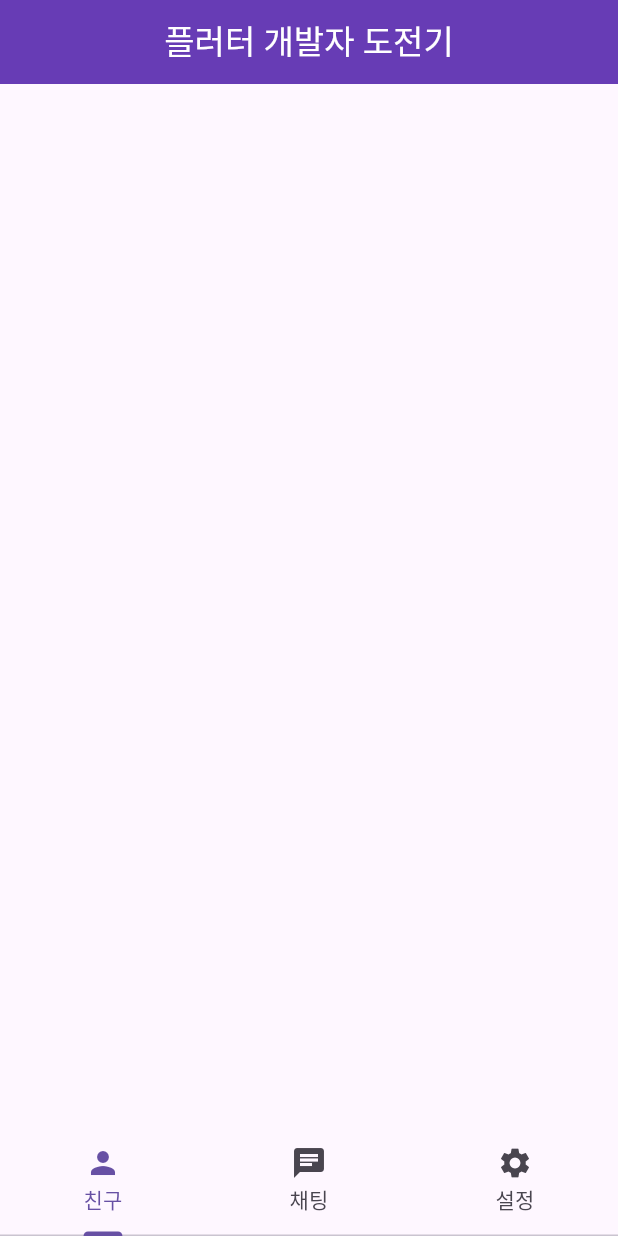
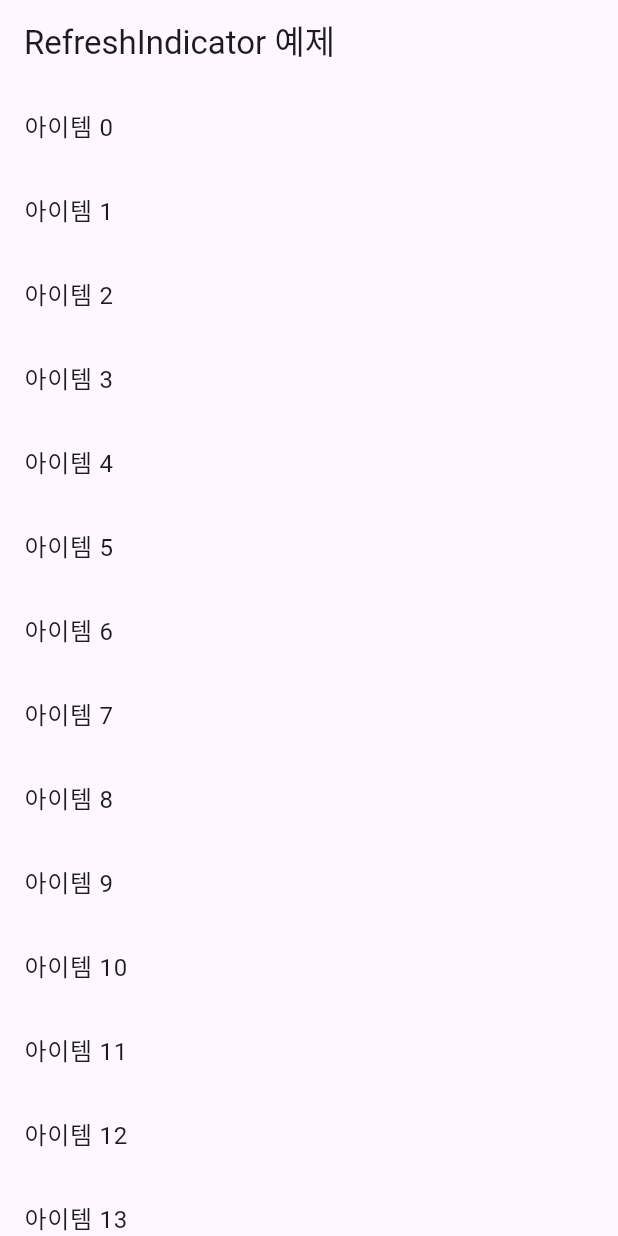
Before and after one commit to croppedeyebrow/Flutter_widget_practice, a Flutter app: the screen it shows after launch, on a phone screen of 412 x 824 dp. Run offline on Flutter 3.47's test engine with Material 3 defaults, Android fonts, the phone set to English and light mode, and no system bars.

Commit message:
새로고침 실습

```diff
--- a/lib/main.dart
+++ b/lib/main.dart
@@ -1,80 +1,54 @@
 import 'package:flutter/material.dart';
 
 void main() {
-  runApp(const MyApp());
+  runApp(MyApp());
 }
 
 class MyApp extends StatelessWidget {
-  const MyApp({Key? key}) : super(key: key);
-
   @override
   Widget build(BuildContext context) {
     return MaterialApp(
-      title: 'Flutter Demo',
-      theme: ThemeData(),
-      home: const MyHomePage(),
+      title: 'RefreshIndicator 예제', // 앱의 타이틀 설정
+      theme: ThemeData(
+        primarySwatch: Colors.blue, // 테마의 주요 색상 설정
+      ),
+      home: MyHomePage(), // 앱의 첫 화면으로 MyHomePage 사용
     );
   }
 }
 
-class MyHomePage extends StatefulWidget {
-  const MyHomePage({Key? key}) : super(key: key);
+class MyHomePage extends StatelessWidget {
+  // 아이템 목록을 생성
+  List<String> items = List.generate(20, (index) => "아이템 $index");
 
-  @override
-  State<MyHomePage> createState() => _MyHomePageState();
-}
-
-class _MyHomePageState extends State<MyHomePage>
-    with SingleTickerProviderStateMixin {
-  late TabController _tabController;
-  int _selectedIndex = 0;
-
-  @override
-  void initState() {
-    super.initState();
-    _tabController = TabController(length: 3, vsync: this);
-    _tabController.addListener(() {
-      setState(() => _selectedIndex = _tabController.index);
-    });
-  }
-
-  @override
-  void dispose() {
-    _tabController.dispose();
-    super.dispose();
+  // 새로 고침을 수행하는 비동기 함수
+  Future<void> _refresh(BuildContext context) async {
+    // 잠시 대기하여 새로 고침 효과를 주기 위해 Future.delayed 사용
+    await Future.delayed(Duration(seconds: 2));
+    // 새로 고침이 완료되었음을 사용자에게 알리는 SnackBar 표시
+    ScaffoldMessenger.of(context).showSnackBar(
+      SnackBar(content: Text('새로 고침 완료')),
+    );
   }
 
   @override
   Widget build(BuildContext context) {
     return Scaffold(
       appBar: AppBar(
-        backgroundColor: Colors.deepPurple,
-        title: const Text(
-          '플러터 개발자 도전기',
-          style: TextStyle(
-            color: Colors.white,
-          ),
+        title: Text('RefreshIndicator 예제'), // 앱 바의 타이틀 설정
+      ),
+      body: RefreshIndicator(
+        // 새로 고침을 수행할 함수 지정
+        onRefresh: () => _refresh(context),
+        child: ListView.builder(
+          itemCount: items.length, // 목록의 아이템 개수 설정
+          itemBuilder: (context, index) {
+            // 각 아이템을 ListTile로 구성하여 반환
+            return ListTile(
+              title: Text(items[index]), // 아이템의 텍스트 표시
+            );
+          },
         ),
-        centerTitle: true,
-        elevation: 4,
-      ),
-      body: Container(),
-      bottomNavigationBar: TabBar(
-        controller: _tabController,
-        tabs: const [
-          Tab(
-            icon: Icon(Icons.person),
-            text: "친구",
-          ),
-          Tab(
-            icon: Icon(Icons.chat),
-            text: "채팅",
-          ),
-          Tab(
-            icon: Icon(Icons.settings),
-            text: "설정",
-          ),
-        ],
       ),
     );
   }
--- a/pubspec.yaml
+++ b/pubspec.yaml
@@ -35,6 +35,7 @@ dependencies:
   # Use with the CupertinoIcons class for iOS style icons.
   cupertino_icons: ^1.0.2
   youtube_player_flutter: ^9.0.1
+  dio: ^5.4.3+1
 
 dev_dependencies:
   flutter_test:
```
Also changed, not shown: pubspec.lock.
